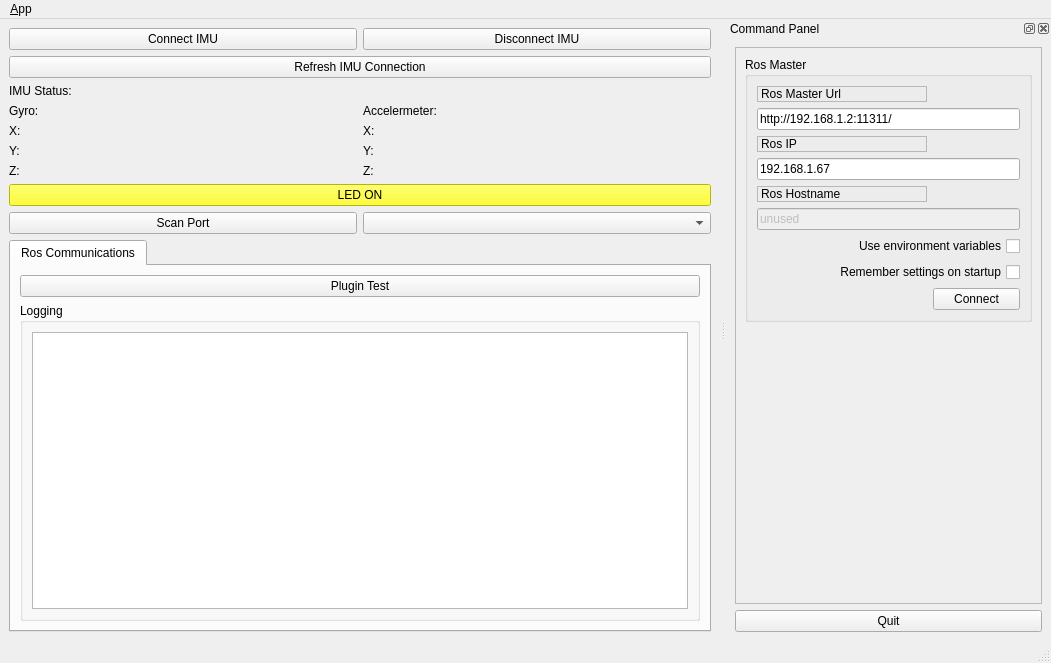
Old version of the form ui/main_window.ui in the repository LennonHuang/test_qt.
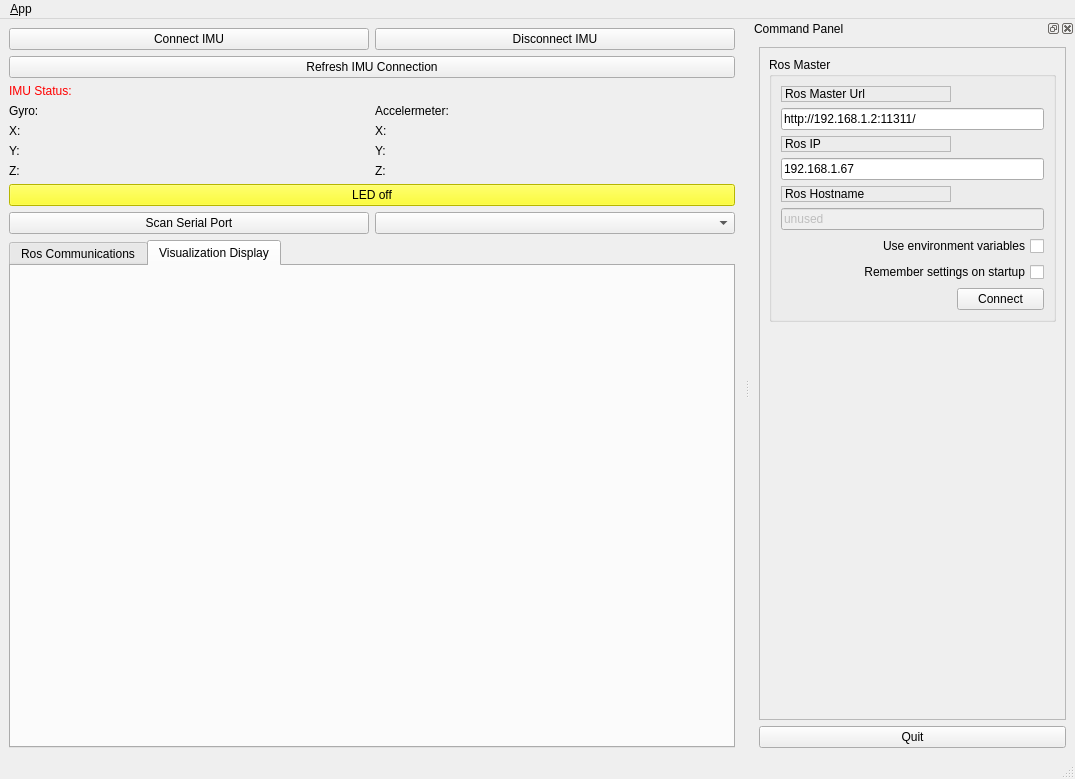
New version of the form. Icons and pictures are not drawn.

What changed in the file:
```diff
--- a/ui/main_window.ui
+++ b/ui/main_window.ui
@@ -6,8 +6,8 @@
    <rect>
     <x>0</x>
     <y>0</y>
-    <width>1051</width>
-    <height>663</height>
+    <width>1075</width>
+    <height>779</height>
    </rect>
   </property>
   <property name="windowTitle">
@@ -51,6 +51,9 @@
       </item>
       <item>
        <widget class="QLabel" name="imu_status_label">
+        <property name="styleSheet">
+         <string notr="true">color: red;</string>
+        </property>
         <property name="text">
          <string>IMU Status:</string>
         </property>
@@ -130,7 +133,7 @@
          <string notr="true">background-color: yellow;</string>
         </property>
         <property name="text">
-         <string>LED ON</string>
+         <string>LED off</string>
         </property>
        </widget>
       </item>
@@ -141,7 +144,7 @@
       <item>
        <widget class="QPushButton" name="serial_scan_btn">
         <property name="text">
-         <string>Scan Port</string>
+         <string>Scan Serial Port</string>
         </property>
        </widget>
       </item>
@@ -162,7 +165,7 @@
        <locale language="English" country="Australia"/>
       </property>
       <property name="currentIndex">
-       <number>0</number>
+       <number>1</number>
       </property>
       <widget class="QWidget" name="tab_status">
        <attribute name="title">
@@ -188,7 +191,7 @@
            <string>Logging</string>
           </property>
           <layout class="QGridLayout" name="gridLayout_3">
-           <item row="0" column="0">
+           <item row="0" column="1">
             <widget class="QListView" name="view_logging"/>
            </item>
           </layout>
@@ -196,6 +199,16 @@
         </item>
        </layout>
       </widget>
+      <widget class="QWidget" name="tab">
+       <attribute name="title">
+        <string>Visualization Display</string>
+       </attribute>
+       <layout class="QVBoxLayout" name="verticalLayout_7">
+        <item>
+         <layout class="QVBoxLayout" name="layout_rviz"/>
+        </item>
+       </layout>
+      </widget>
      </widget>
     </item>
    </layout>
@@ -205,7 +218,7 @@
     <rect>
      <x>0</x>
      <y>0</y>
-     <width>1051</width>
+     <width>1075</width>
      <height>22</height>
     </rect>
    </property>
```
